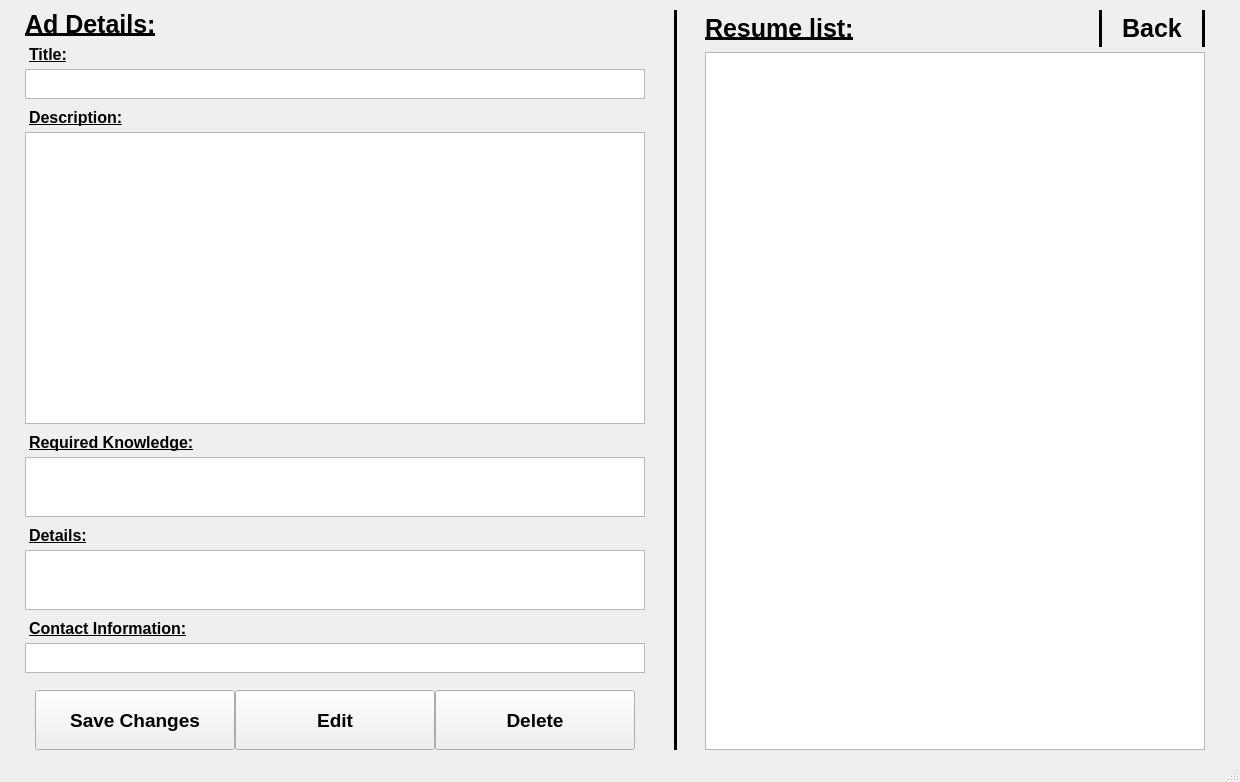
Old version of the form ui/My_Ads_Details.ui in the repository IvnGenza/EasyJob_39.
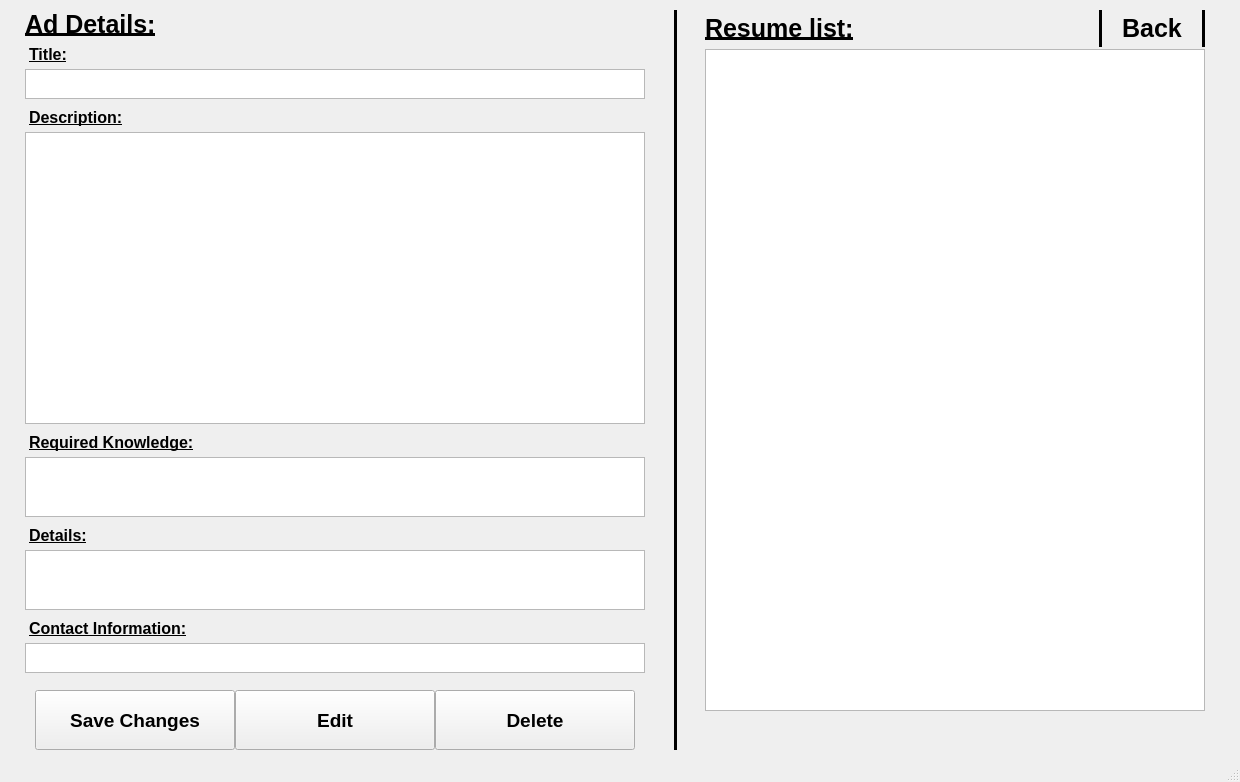
New version of the form.

What changed in the file:
```diff
--- a/ui/My_Ads_Details.ui
+++ b/ui/My_Ads_Details.ui
@@ -387,6 +387,9 @@
       </item>
       <item>
        <layout class="QVBoxLayout" name="verticalLayout_3">
+        <property name="spacing">
+         <number>2</number>
+        </property>
         <property name="leftMargin">
          <number>0</number>
         </property>
@@ -516,6 +519,23 @@
           </property>
          </widget>
         </item>
+        <item>
+         <widget class="QLabel" name="error_message">
+          <property name="font">
+           <font>
+            <pointsize>12</pointsize>
+            <weight>75</weight>
+            <bold>true</bold>
+           </font>
+          </property>
+          <property name="styleSheet">
+           <string notr="true">color:red;</string>
+          </property>
+          <property name="text">
+           <string>&lt;html&gt;&lt;head/&gt;&lt;body&gt;&lt;p align=&quot;center&quot;&gt;&lt;br/&gt;&lt;/p&gt;&lt;/body&gt;&lt;/html&gt;</string>
+          </property>
+         </widget>
+        </item>
        </layout>
       </item>
      </layout>
```
